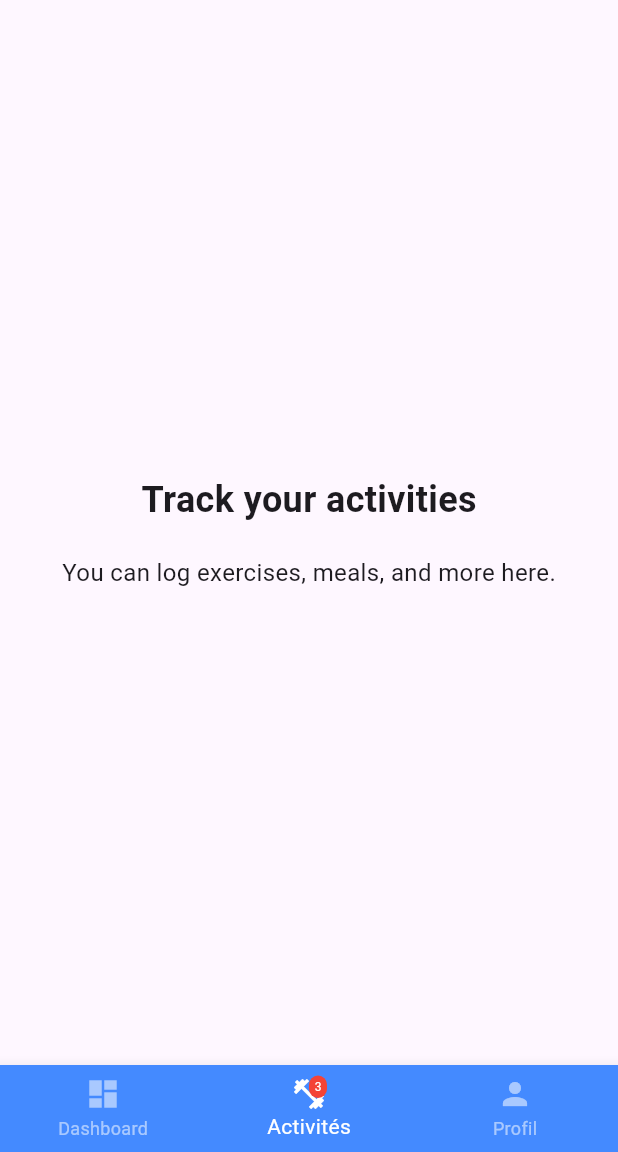
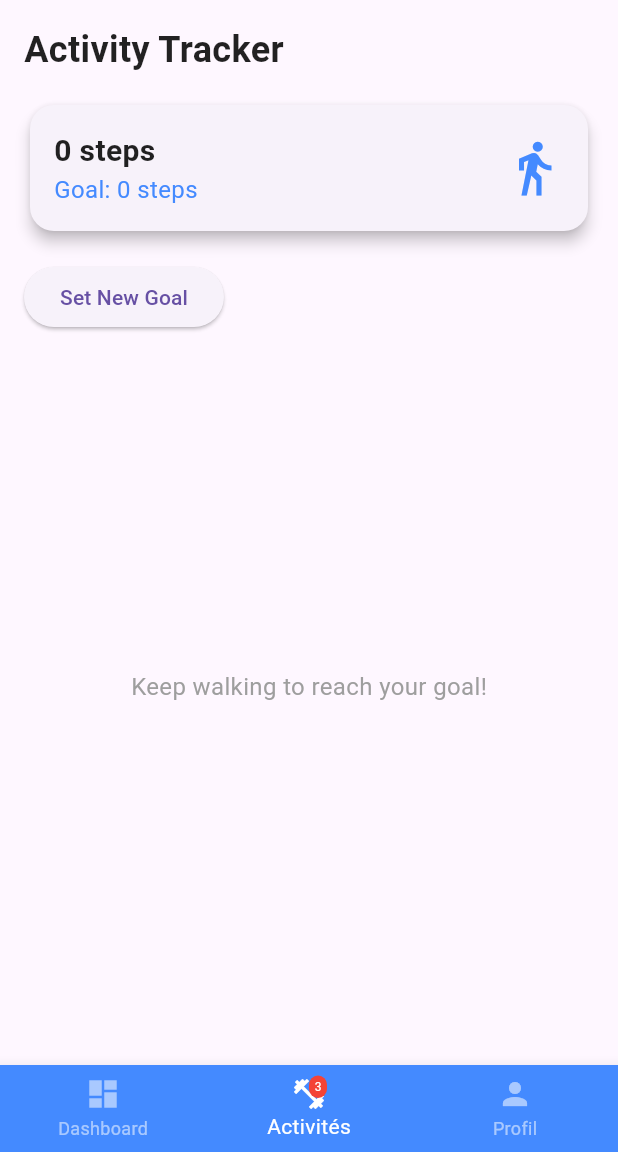
Before and after one commit to AymericJob/NutriTrack, a Flutter app: the screen it shows once a user with an empty profile is signed in, item 2 of the bottom bar chosen, on a phone screen of 412 x 824 dp, the part 84-1236 px from its top. Run offline on Flutter 3.47's test engine with Material 3 defaults, Android fonts, the phone set to English and light mode, and no system bars; our stand-ins replace cloud_firestore, firebase_auth, firebase_core, font_awesome_flutter, pedometer, percent_indicator; missing offline and left inert: barcode_scan2; accounts and stored records are empty.

Commit message:
:rocket: fitness of the steps tracking system

```diff
--- a/lib/Pages/Home/Profile/profile_page.dart
+++ b/lib/Pages/Home/Profile/profile_page.dart
@@ -6,8 +6,8 @@ class ProfilePage extends StatelessWidget {
   Widget build(BuildContext context) {
     return Scaffold(
       appBar: AppBar(
-        title: Text('My Profile', style: TextStyle(fontSize: 24)),
-        backgroundColor: Colors.teal,
+        title: Text('My Profile'),
+
       ),
       body: Padding(
         padding: const EdgeInsets.all(20.0),
--- a/lib/Pages/Home/activity_page.dart
+++ b/lib/Pages/Home/activity_page.dart
@@ -1,26 +1,157 @@
 import 'package:flutter/material.dart';
+import 'package:pedometer/pedometer.dart';
+import 'package:cloud_firestore/cloud_firestore.dart';
+import 'package:firebase_auth/firebase_auth.dart';
+import 'Profile/activity_tracking_page.dart';
 
-class ActivityPage extends StatelessWidget {
+class ActivityPage extends StatefulWidget {
+  @override
+  _ActivityPageState createState() => _ActivityPageState();
+}
+
+class _ActivityPageState extends State<ActivityPage> {
+  int _stepsToday = 0;
+  int _stepGoal = 0; // Daily goal
+  Stream<StepCount>? _stepCountStream;
+  DateTime _lastRecordedDate = DateTime.now();
+
+  @override
+  void initState() {
+    super.initState();
+    _initPedometer();
+    _fetchStepGoal();
+  }
+
+  void _initPedometer() {
+    _stepCountStream = Pedometer.stepCountStream;
+    _stepCountStream?.listen(
+          (StepCount stepCount) {
+        if (_lastRecordedDate.day != DateTime.now().day) {
+          _stepsToday = 0;
+          _lastRecordedDate = DateTime.now();
+        }
+        setState(() {
+          _stepsToday += stepCount.steps;
+        });
+      },
+      onError: (error) {
+        print("Error fetching steps: $error");
+      },
+    );
+  }
+
+  Future<void> _fetchStepGoal() async {
+    String? uid = FirebaseAuth.instance.currentUser?.uid;
+    if (uid != null) {
+      try {
+        DocumentSnapshot doc = await FirebaseFirestore.instance
+            .collection('step_goals')
+            .doc(uid)
+            .get();
+        if (doc.exists) {
+          setState(() {
+            _stepGoal = doc['goal'] ?? 0;
+          });
+        }
+      } catch (e) {
+        print("Error fetching step goal: $e");
+      }
+    }
+  }
+
   @override
   Widget build(BuildContext context) {
-    return Center(
-      child: Column(
-        mainAxisAlignment: MainAxisAlignment.center,
-        children: [
-          Text(
-            'Track your activities',
-            style: _pageTitleStyle,
+    return Scaffold(
+      body: SafeArea(
+        child: Padding(
+          padding: const EdgeInsets.all(16.0),
+          child: Column(
+            crossAxisAlignment: CrossAxisAlignment.start,
+            children: [
+              _buildHeader(),
+              SizedBox(height: 16),
+              _buildStepsCard(),
+              SizedBox(height: 16),
+              _buildSetGoalButton(context),
+              Expanded(
+                child: Center(
+                  child: Text(
+                    'Keep walking to reach your goal!',
+                    style: TextStyle(fontSize: 16, color: Colors.grey),
+                  ),
+                ),
+              ),
+            ],
           ),
-          SizedBox(height: 20),
-          Text(
-            'You can log exercises, meals, and more here.',
-            style: _pageSubtitleStyle,
-          ),
-        ],
+        ),
       ),
     );
   }
 
-  TextStyle get _pageTitleStyle => TextStyle(fontSize: 24, fontWeight: FontWeight.bold);
-  TextStyle get _pageSubtitleStyle => TextStyle(fontSize: 16);
+  Widget _buildHeader() {
+    return Text(
+      'Activity Tracker',
+      style: TextStyle(
+        fontSize: 24,
+        fontWeight: FontWeight.bold,
+        color: Colors.black87,
+      ),
+    );
+  }
+
+  Widget _buildStepsCard() {
+    return Card(
+      elevation: 4,
+      shape: RoundedRectangleBorder(
+        borderRadius: BorderRadius.circular(16),
+      ),
+      child: Padding(
+        padding: const EdgeInsets.all(16.0),
+        child: Row(
+          mainAxisAlignment: MainAxisAlignment.spaceBetween,
+          children: [
+            Column(
+              crossAxisAlignment: CrossAxisAlignment.start,
+              children: [
+                Text(
+                  '$_stepsToday steps',
+                  style: TextStyle(
+                    fontSize: 20,
+                    fontWeight: FontWeight.bold,
+                    color: Colors.black87,
+                  ),
+                ),
+                Text(
+                  'Goal: $_stepGoal steps',
+                  style: TextStyle(
+                    fontSize: 16,
+                    color: Colors.blueAccent,
+                  ),
+                ),
+              ],
+            ),
+            Icon(
+              Icons.directions_walk,
+              size: 40,
+              color: Colors.blueAccent,
+            ),
+          ],
+        ),
+      ),
+    );
+  }
+
+  Widget _buildSetGoalButton(BuildContext context) {
+    return ElevatedButton(
+      onPressed: () {
+        Navigator.push(
+          context,
+          MaterialPageRoute(
+            builder: (context) => ActivityTrackingPage(),
+          ),
+        ).then((_) => _fetchStepGoal()); // Refresh goal after returning
+      },
+      child: Text('Set New Goal'),
+    );
+  }
 }
```
Also changed, not shown: lib/Pages/Home/Profile/activity_tracking_page.dart (+53 -3 lines), lib/Pages/Home/dashboard_page.dart (+0 -19 lines).
